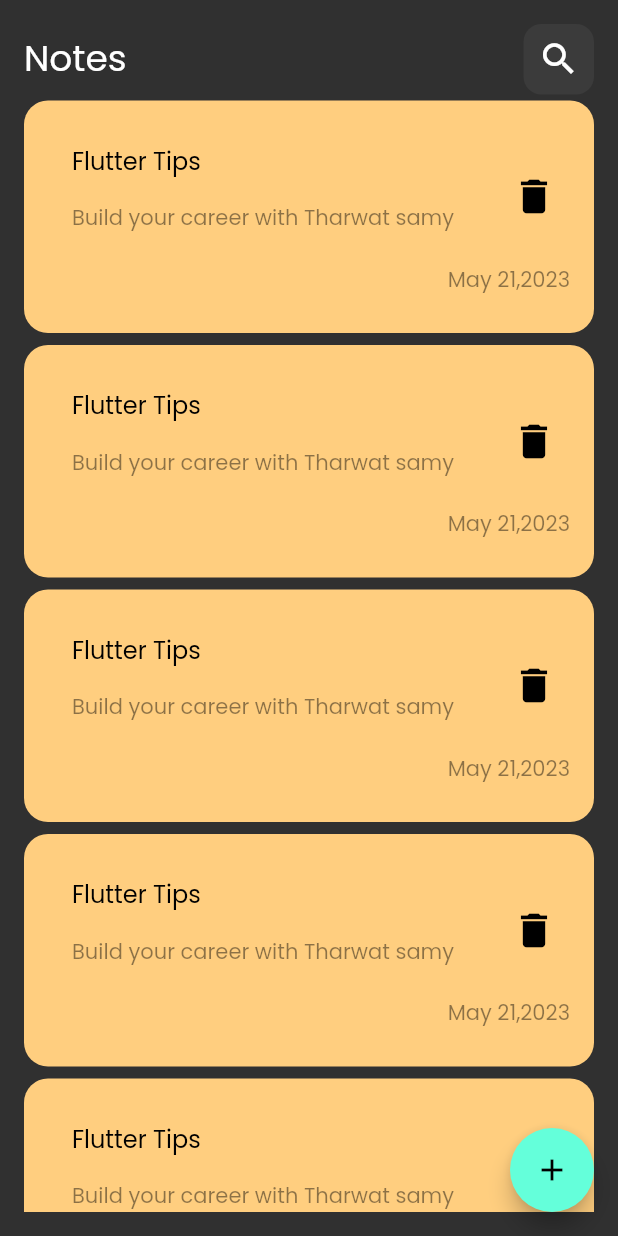
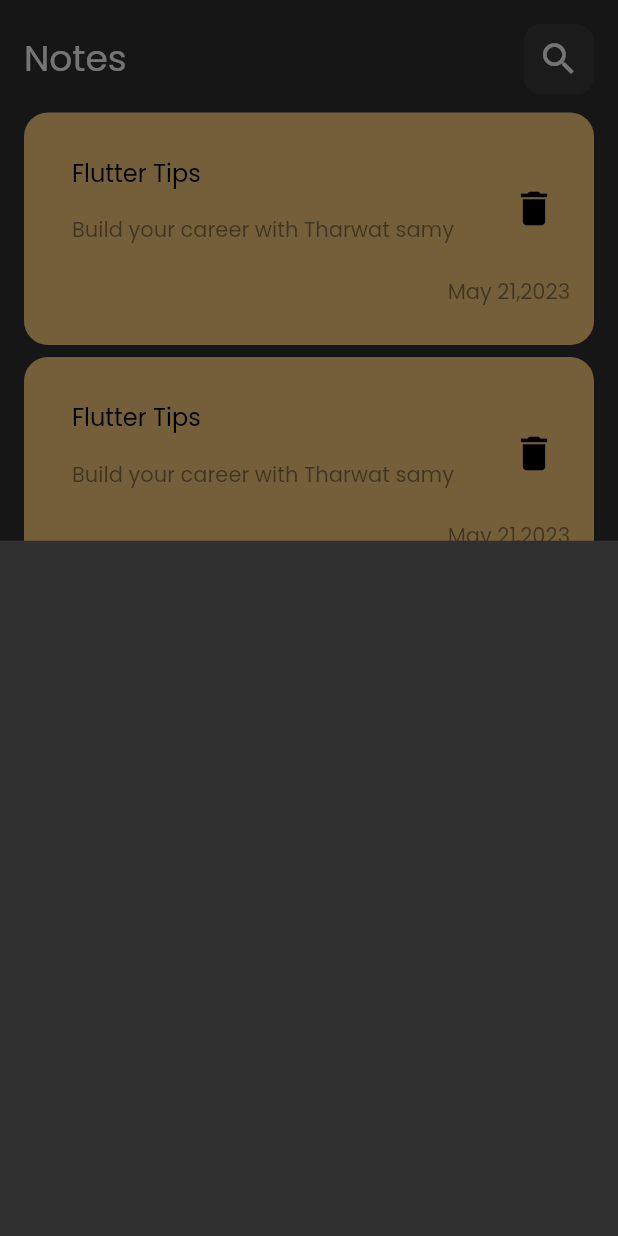
Before and after one commit to dev-KarimAhmed/notes_app, a Flutter app: the screen it shows after launch, after a tap on the "add" icon, on a phone screen of 412 x 824 dp. Run offline on Flutter 3.47's test engine with Material 2 defaults, Android fonts, the phone set to English and light mode, and no system bars.

Commit message:
show bottomModalSheet

```diff
--- a/lib/views/notes_view.dart
+++ b/lib/views/notes_view.dart
@@ -1,5 +1,6 @@
 
 import 'package:flutter/material.dart';
+import 'package:notes_app/widgets/add_note_bottom_sheet.dart';
 import 'package:notes_app/widgets/custom_app_bar.dart';
 import 'package:notes_app/widgets/notes_list.dart';
 
@@ -9,7 +10,11 @@ class NotesView extends StatelessWidget {
   @override
   Widget build(BuildContext context) {
     return  Scaffold(
-      floatingActionButton: FloatingActionButton(onPressed: (){} , child: Icon(Icons.add),),
+      floatingActionButton: FloatingActionButton(onPressed: (){
+        showModalBottomSheet(context: context, builder: (context){
+          return AddNoteBottomSheet();
+        });
+      } , child: Icon(Icons.add),),
       body: SafeArea(
         child: Padding(
           padding: const EdgeInsets.all(16.0),
--- /dev/null
+++ b/lib/widgets/add_note_bottom_sheet.dart
@@ -0,0 +1,11 @@
+
+import 'package:flutter/material.dart';
+
+class AddNoteBottomSheet extends StatelessWidget {
+  const AddNoteBottomSheet({Key? key}) : super(key: key);
+
+  @override
+  Widget build(BuildContext context) {
+    return Container();
+  }
+}
--- a/lib/widgets/notes_list.dart
+++ b/lib/widgets/notes_list.dart
@@ -6,11 +6,16 @@ class NotesList extends StatelessWidget {
 
   @override
   Widget build(BuildContext context) {
-    return ListView.builder(itemBuilder: (context , index){
-      return Padding(
-        padding: const EdgeInsets.symmetric(vertical: 4.0),
-        child: CustomNoteItem(),
-      );
-    });
+    return Padding(
+      padding: const EdgeInsets.symmetric(vertical: 8.0),
+      child: ListView.builder(
+          padding: EdgeInsets.zero,
+          itemBuilder: (context , index){
+        return Padding(
+          padding: const EdgeInsets.symmetric(vertical: 4.0),
+          child: CustomNoteItem(),
+        );
+      }),
+    );
   }
 }
```
